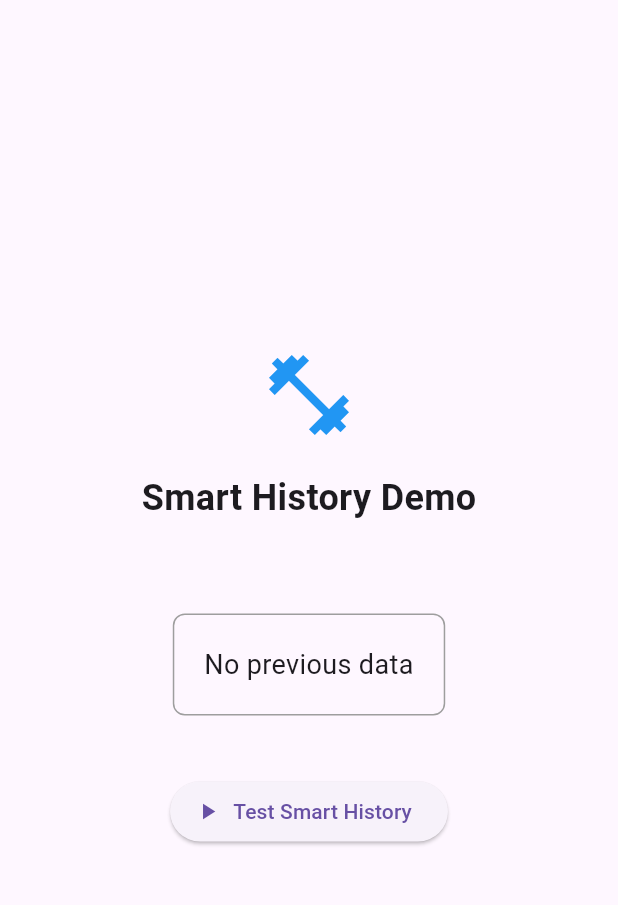
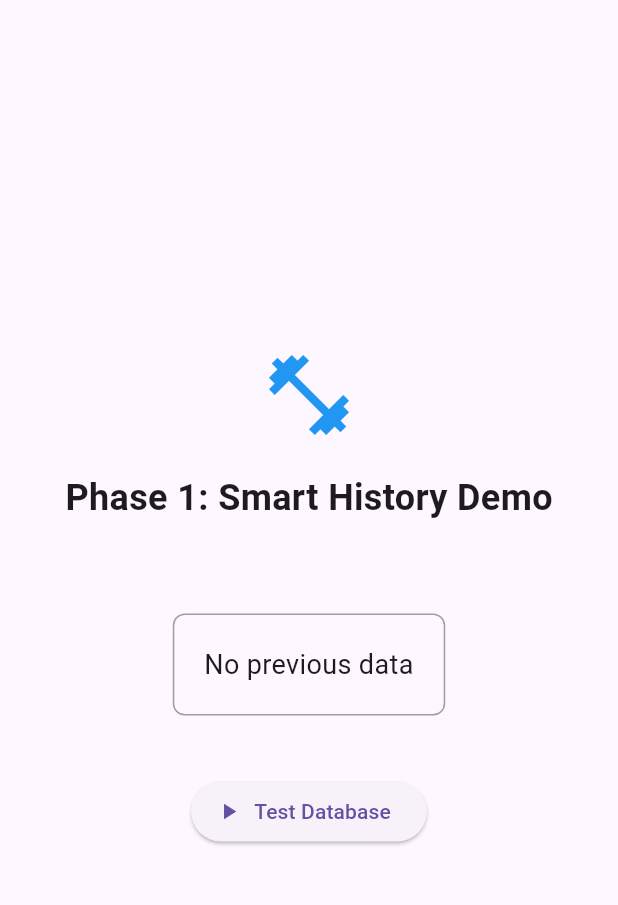
Before and after one commit to trebberg/hypertrack-pro, a Flutter app: the screen it shows after launch, on a phone screen of 412 x 824 dp, the part 63-968 px from its top. Run offline on Flutter 3.47's test engine with Material 3 defaults, Android fonts, the phone set to English and light mode, and no system bars; our stand-ins replace drift; accounts and stored records are empty; generated files the repository leaves out were written again.

Commit message:
feat: Complete Phase 1 database foundation with smart history
✅ WORKING DATABASE IMPLEMENTATION:
- Add Drift SQLite database with structured folder layout
- Implement Users and Workouts tables with foreign key relationships
- Create smart history query method (getLastWorkout)
- Add flexible value system for future exercise measurements
- Generate working database.g.dart with build_runner

🔧 TECHNICAL FIXES:
- Fix Drift import conflicts with alias (import 'package:drift/drift.dart' as drift)
- Resolve Windows build permissions (icacls full control)
- Fix PowerShell username syntax (whoami vs %USERNAME%)
- Prevent duplicate database file conflicts

📋 DOCUMENTATION ADDED:
- Complete troubleshooting guide for future development
- Updated implementation status (database 100% complete)
- Enhanced development methodology with error prevention
- Quick reference note for future Claude sessions

🎯 VERIFIED WORKING:
- App launches successfully on Windows
- Database creates users and workouts
- Smart history displays "Last time: 80kg × 8 reps"
- Foundation ready for Exercise CRUD UI development

Closes: Database foundation milestone
Next: Exercise management interface

```diff
--- a/lib/main.dart
+++ b/lib/main.dart
@@ -1,5 +1,6 @@
 import 'package:flutter/material.dart';
-import 'database.dart';
+import 'package:drift/drift.dart' as drift; // Alias to avoid Column conflict
+import 'database/database.dart'; // Correct path to database folder
 
 void main() {
   runApp(const HyperTrackApp());
@@ -26,33 +27,54 @@
 }
 
 class _WorkoutScreenState extends State<WorkoutScreen> {
-  final HyperTrackDatabase _database = HyperTrackDatabase();
+  final AppDatabase _database =
+      AppDatabase(); // Correct class name from database.dart
   String _lastPerformance = "No previous data";
   bool _isLoading = false;
 
-  Future<void> _testSmartHistory() async {
+  Future<void> _testDatabase() async {
     setState(() {
       _isLoading = true;
     });
 
     try {
+      // Create a test user first
+      final userId = await _database
+          .into(_database.users)
+          .insert(UsersCompanion.insert(name: "Test User"));
+
       // Add a test workout
-      await _database.addWorkout("Bench Press", 80.0, 8, "Good form");
+      final workoutId = await _database
+          .into(_database.workouts)
+          .insert(
+            WorkoutsCompanion.insert(
+              userId: userId,
+              exerciseName: "Bench Press",
+              weight: const drift.Value(80.0),
+              reps: const drift.Value(8),
+              notes: const drift.Value("Good form"),
+            ),
+          );
 
-      // Get last performance
-      final last = await _database.getLastPerformance("Bench Press");
+      // Get last workout using the method from database.dart
+      final lastWorkout = await _database.getLastWorkout(userId);
 
       setState(() {
-        _lastPerformance = last != null
-            ? "Last time: ${last.weight}kg × ${last.reps} reps"
+        _lastPerformance = lastWorkout != null
+            ? "Last time: ${lastWorkout.weight}kg × ${lastWorkout.reps} reps"
             : "No previous performance";
         _isLoading = false;
       });
+
+      print(
+        "✅ Database test successful! User ID: $userId, Workout ID: $workoutId",
+      );
     } catch (e) {
       setState(() {
         _lastPerformance = "Error: $e";
         _isLoading = false;
       });
+      print("❌ Database test failed: $e");
     }
   }
 
@@ -67,7 +89,7 @@
             const Icon(Icons.fitness_center, size: 64, color: Colors.blue),
             const SizedBox(height: 20),
             const Text(
-              'Smart History Demo',
+              'Phase 1: Smart History Demo',
               style: TextStyle(fontSize: 24, fontWeight: FontWeight.bold),
             ),
             const SizedBox(height: 40),
@@ -88,9 +110,9 @@
             _isLoading
                 ? const CircularProgressIndicator()
                 : ElevatedButton.icon(
-                    onPressed: _testSmartHistory,
+                    onPressed: _testDatabase,
                     icon: const Icon(Icons.play_arrow),
-                    label: const Text('Test Smart History'),
+                    label: const Text('Test Database'),
                   ),
           ],
         ),
```
